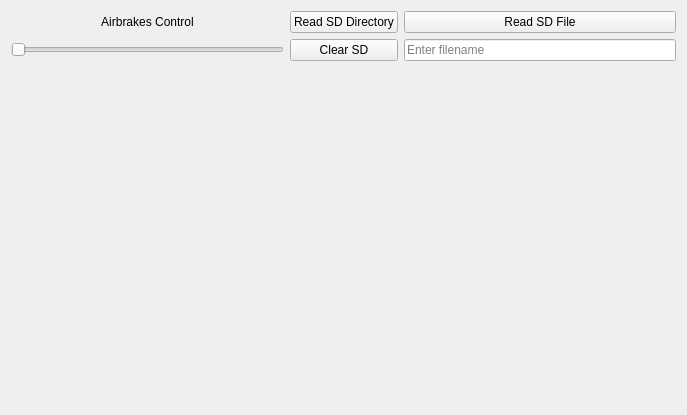
Qt form Frontend/Windows/RemoteControlWindow/remotecontrolwindow.ui (WPI-HPRC/groundstation-2025) before a commit.
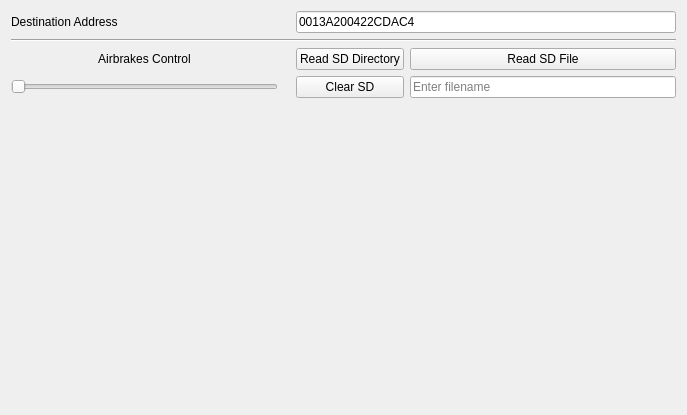
The same form after that commit.

Commit message: added ability to specify remote control destination address

What changed in the file:
```diff
--- a/Frontend/Windows/RemoteControlWindow/remotecontrolwindow.ui
+++ b/Frontend/Windows/RemoteControlWindow/remotecontrolwindow.ui
@@ -14,7 +14,45 @@
    <string>RemoteControlWindow</string>
   </property>
   <layout class="QGridLayout" name="gridLayout">
-   <item row="1" column="0">
+   <item row="4" column="3">
+    <widget class="QPushButton" name="ClearSDButton">
+     <property name="text">
+      <string>Clear SD</string>
+     </property>
+    </widget>
+   </item>
+   <item row="1" column="0" colspan="5">
+    <widget class="Line" name="line">
+     <property name="orientation">
+      <enum>Qt::Orientation::Horizontal</enum>
+     </property>
+    </widget>
+   </item>
+   <item row="3" column="0">
+    <widget class="QLabel" name="label">
+     <property name="text">
+      <string>Airbrakes Control</string>
+     </property>
+     <property name="alignment">
+      <set>Qt::AlignmentFlag::AlignCenter</set>
+     </property>
+    </widget>
+   </item>
+   <item row="3" column="4">
+    <widget class="QPushButton" name="ReadSDFileButton">
+     <property name="text">
+      <string>Read SD File</string>
+     </property>
+    </widget>
+   </item>
+   <item row="4" column="4">
+    <widget class="QLineEdit" name="SDFileName">
+     <property name="placeholderText">
+      <string>Enter filename</string>
+     </property>
+    </widget>
+   </item>
+   <item row="4" column="0">
     <widget class="QSlider" name="AirbrakesSlider">
      <property name="minimum">
       <number>1500</number>
@@ -27,7 +65,7 @@
      </property>
     </widget>
    </item>
-   <item row="3" column="0">
+   <item row="6" column="0">
     <spacer name="verticalSpacer">
      <property name="orientation">
       <enum>Qt::Orientation::Vertical</enum>
@@ -40,41 +78,27 @@
      </property>
     </spacer>
    </item>
-   <item row="0" column="0">
-    <widget class="QLabel" name="label">
-     <property name="text">
-      <string>Airbrakes Control</string>
-     </property>
-     <property name="alignment">
-      <set>Qt::AlignmentFlag::AlignCenter</set>
-     </property>
-    </widget>
-   </item>
-   <item row="0" column="3">
+   <item row="3" column="3">
     <widget class="QPushButton" name="ReadSDDirectoryButton">
      <property name="text">
       <string>Read SD Directory</string>
      </property>
     </widget>
    </item>
-   <item row="0" column="4">
-    <widget class="QPushButton" name="ReadSDFileButton">
+   <item row="0" column="0">
+    <widget class="QLabel" name="label_2">
      <property name="text">
-      <string>Read SD File</string>
+      <string>Destination Address</string>
      </property>
     </widget>
    </item>
-   <item row="1" column="4">
-    <widget class="QLineEdit" name="SDFileName">
-     <property name="placeholderText">
-      <string>Enter filename</string>
-     </property>
-    </widget>
-   </item>
-   <item row="1" column="3">
-    <widget class="QPushButton" name="ClearSDButton">
+   <item row="0" column="3" colspan="2">
+    <widget class="QLineEdit" name="DestinationAddress">
      <property name="text">
-      <string>Clear SD</string>
+      <string>0013A200422CDAC4</string>
+     </property>
+     <property name="maxLength">
+      <number>16</number>
      </property>
     </widget>
    </item>
```
The commit also changes 5 other files.
